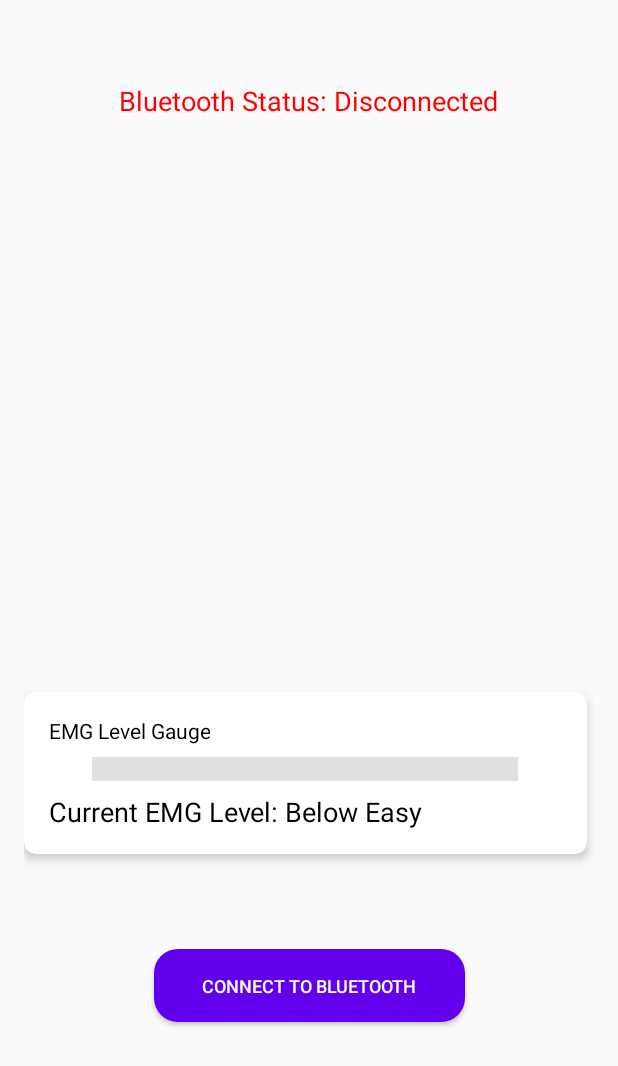
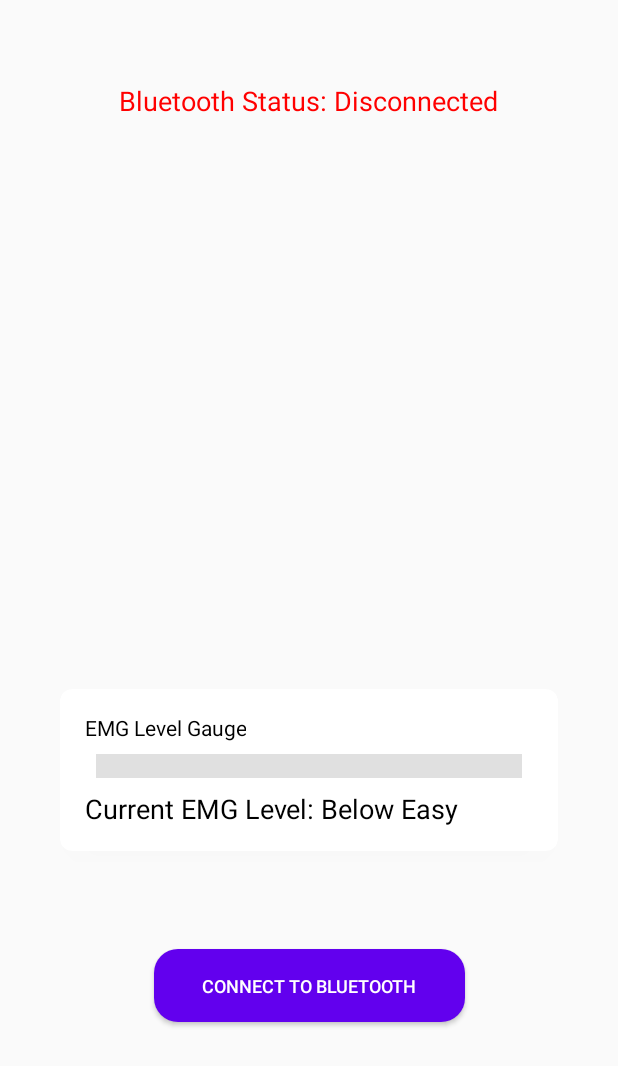
Before and after one commit to edriccoder/Calisthenics-Android-App, an Android app: the emg_bluetooth screen opened directly, with no data from a screen before it, on a phone screen of 412 x 824 dp. Shown: the top 1066 px of the screen. Run offline under Robolectric (Android 15) with nearby library versions, the phone set to English and light mode, and no system bars; network calls fail.

Commit message:
update design

```diff
--- a/appstudio/app/src/main/java/com/example/gymapp/ExerciseDetailActivity.java
+++ b/appstudio/app/src/main/java/com/example/gymapp/ExerciseDetailActivity.java
@@ -58,6 +58,7 @@ public class ExerciseDetailActivity extends AppCompatActivity {
         } else {
             Toast.makeText(this, "Exercise data is not available", Toast.LENGTH_SHORT).show();
         }
+
 
         // Button to move to the next exercise
         buttonNext.setOnClickListener(v -> {
--- a/appstudio/app/src/main/res/layout/activity_emg_bluetooth.xml
+++ b/appstudio/app/src/main/res/layout/activity_emg_bluetooth.xml
@@ -29,20 +29,19 @@
 
     <androidx.cardview.widget.CardView
         android:id="@+id/emgLevelCard"
-        android:layout_width="375dp"
+        android:layout_width="wrap_content"
         android:layout_height="wrap_content"
         app:cardBackgroundColor="#FFFFFF"
         app:cardCornerRadius="8dp"
         app:cardElevation="4dp"
         app:layout_constraintBottom_toBottomOf="parent"
         app:layout_constraintEnd_toEndOf="parent"
-        app:layout_constraintHorizontal_bias="0.0"
         app:layout_constraintStart_toStartOf="parent"
         app:layout_constraintTop_toTopOf="parent"
-        app:layout_constraintVertical_bias="0.651">
+        app:layout_constraintVertical_bias="0.648">
 
         <LinearLayout
-            android:layout_width="match_parent"
+            android:layout_width="wrap_content"
             android:layout_height="wrap_content"
             android:orientation="vertical"
             android:padding="16dp">
--- a/appstudio/app/src/main/res/layout/fragment_tracking.xml
+++ b/appstudio/app/src/main/res/layout/fragment_tracking.xml
@@ -72,7 +72,7 @@
                         android:id="@+id/workoutCountText"
                         android:layout_width="wrap_content"
                         android:layout_height="wrap_content"
-                        android:paddingEnd="100dp"
+                        android:paddingEnd="95dp"
                         android:text="0"
                         android:textColor="#000000"
                         android:textSize="18sp" />
@@ -113,6 +113,7 @@
             <LinearLayout
                 android:layout_width="match_parent"
                 android:layout_height="match_parent"
+                android:padding="16dp"
                 android:orientation="vertical">
 
                 <TextView
```
Also changed, not shown: appstudio/app/src/main/java/com/example/gymapp/Exercise2.java (+28 -0 lines), appstudio/app/src/main/java/com/example/gymapp/ExerciseAdapter.java (+9 -7 lines), appstudio/app/src/main/java/com/example/gymapp/FocusBody.java (+44 -1 lines).
